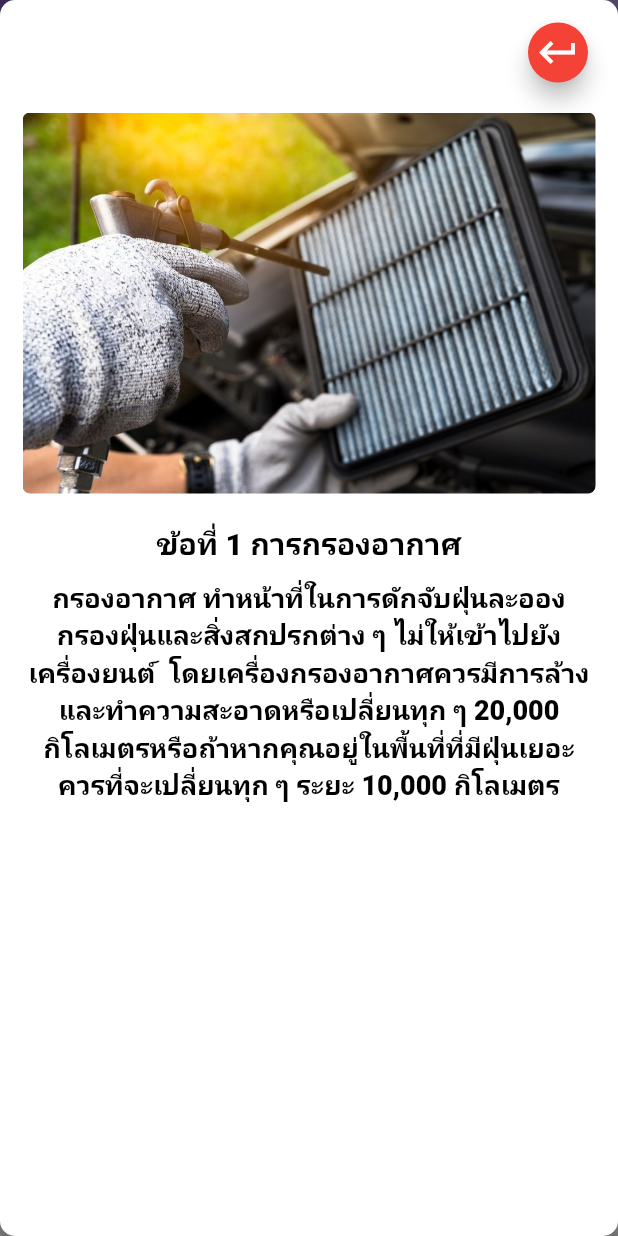
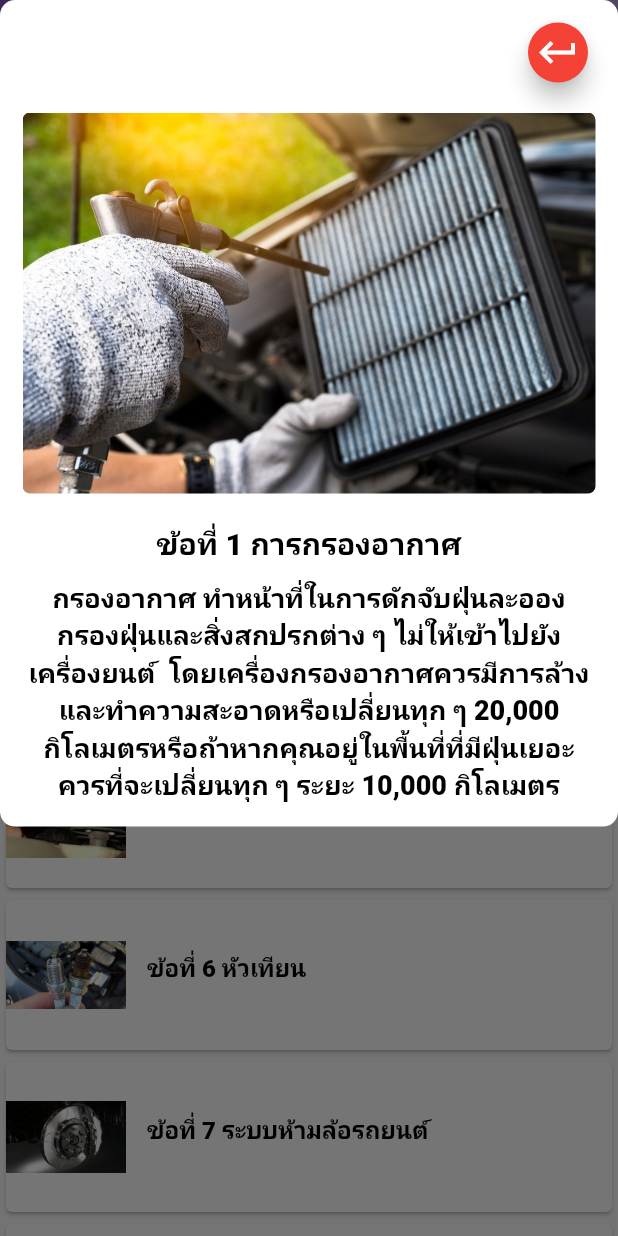
Before and after one commit to Surasit20/car-recognition, a Flutter app: the Dashboard screen opened directly, after a tap on "ข้อที่ 1 การกรองอากาศ", on a phone screen of 412 x 824 dp. Run offline on Flutter 3.47's test engine with Material 2 defaults, Android fonts, the phone set to English and light mode, and no system bars; drawn by our look-alikes of auto_size_text; our stand-ins replace carousel_slider, curved_navigation_bar, image_picker, smooth_page_indicator; missing offline and left inert: tflite; Roboto replaces fonts that are missing (Chakra).

Commit message:
edit responsive

```diff
--- a/lib/Khowledge_car/khowledge_page.dart
+++ b/lib/Khowledge_car/khowledge_page.dart
@@ -1,3 +1,4 @@
+import 'package:auto_size_text/auto_size_text.dart';
 import 'package:flutter/material.dart';
 import 'package:flutter_application_1/sizes_helpers.dart';
 
@@ -28,7 +29,7 @@ class _DashboardState extends State<Dashboard> {
     "สำหรับการเช็คลมยางซึ่งยางรถยนต์ มีหน้าที่ในการรับน้ำหนักของตัวรถทั้งคัน ที่ถ้าหากไม่ได้มีการตรวจสอบอย่างสม่ำเสมอก็อาจจะส่งผลให้เกิดปัญหาด้านการขับขี่ การเติมลมถ้าเป็นรถเก๋งส่วนใหญ่อยู่ที่ประมาณ 30–32 ปอนด์ต่อตารางนิ้ว (PSI) , ส่วนรถกระบะหากไม่มีสิ่งของที่ต้องบรรทุกควรมีแรงดันอยู่ที่ 36-38 PSI และล้อหลังอยู่ที่ 40-42 PSI แต่หากรถบรรทุกของหนักให้เพิ่มลมยางล้อหลังขึ้นเป็น 49-51 PSI เพื่อป้องกันยางระเบิด ",
     "ทำความสะอาดสายไฟ ทั้งบวกลบ และแบตเตอรี่ด้วยน้ำอุ่น และเช็ดให้แห้งอยู่เสมอตรวจเช็คทำความสะอาดขั้วแบตเตอรี่ และทาด้วยวาสลิน เพื่อป้องกับคราบขี้เกลือตรวจเช็คน้ำกลั่นสม่ำเสมอ ไม่ปล่อยให้น้ำแห้งไม่เติมน้ำกลั่นให้เกินกว่าขีดสูงสุด และต่ำกว่าขีดต่ำสุด",
     "น้ำมันเครื่อง ที่เรียกได้ว่าเป็นหัวใจสำคัญของรถยนต์ที่จะคอยทำหน้าที่หล่อลื่นชิ้นส่วนต่างๆ ช่วยระบายความร้อนให้กับเครื่อง ปกป้องชิ้นส่วนภายในของเครื่องยนต์รวมถึงชำระล้างสิ่งสกปรกการเปลี่ยนน้ำมันเครื่องควรที่จะเปลี่ยนทุก ๆ 8,000 กิโลเมตร ไม่เกิน 10,000 กิโลเมตร การตรวจเช็กระดับน้ำมันเครื่องหลังจากดับเครื่องยนต์ 2-3 นาทีให้ดึงก้านวัดเพื่อตรวจสอบระดับน้ำมันเครื่องถ้าหากระดับน้ำมันเครื่องอยู่ระหว่าง F กับ L แสดงว่าน้ำมันเครื่องของเราอยู่ในระดับปกติ ",
-    "สายพานทำหน้าส่งผ่านกำลังขับเคลื่อนให้อุปกรณ์ต่างๆ เช่นพัดลมระบายความร้อน ปั๊มน้ำ อัลเทอร์เนเตอร์ตอนใหม่อยู่จะมีความยืดหยุ่นสูง เเต่เมื่อใช้งานไปจึงค่อยๆ เกิดอาการสึกหรอ เเข็งขึน เเละเเตกจึงมีความจำเป็นที่ต้องตรวจสภาพเเละเปลี่ยนออก ทั้งนี้  ก็มีการตรวจสอบหรือปรับตั้งสายพานดังต่อไปนี้ \n 1)  ตรวจเช็คการเเตกร้าว การสึกหรอ หรือเปื้อนน้ำมัน\n 2) ตรวจดูว่าร่องสายขับสวมเข้าพอดีกับพูลเลย์หรือไม่",
+    "สายพานทำหน้าส่งผ่านกำลังขับเคลื่อนให้อุปกรณ์ต่างๆ เช่นพัดลมระบายความร้อน ปั๊มน้ำ อัลเทอร์เนเตอร์ตอนใหม่อยู่จะมีความยืดหยุ่นสูง เเต่เมื่อใช้งานไปจึงค่อยๆ เกิดอาการสึกหรอ เเข็งขึน เเละเเตกจึงมีความจำเป็นที่ต้องตรวจสภาพเเละเปลี่ยนออก ทั้งนี้  ก็มีการตรวจสอบหรือปรับตั้งสายพานดังต่อไปนี้ \n 1)  ตรวจเช็คการเเตกร้าว การสึกหรอ หรือเปื้อนน้ำมัน \n 2) ตรวจดูว่าร่องสายขับสวมเข้าพอดีกับพูลเลย์หรือไม่",
     "หัวเทียน เป็นอุปกรณ์ทำหน้าที่ในการ “จุดระเบิด” ให้กับเครื่องยนต์ เป็นกลไกสำคัญของเครื่องยนต์เบนซิน รวมถึง แก๊ส และ ก๊าซ ที่ถ้าหากคุณใช้เครื่องยนต์เบนซินควรที่จะมีการหมั่นตรวจสอบอยู่เสมอ ในรถยนต์บางคันสามารถใช้งานได้เกิน 100,000 กิโลเมตร จึงจะเริ่มแสดงอาการที่ผิดปกติ โดยให้คุณสังเกตอาการเกี่ยวกับความผิดปกติเมื่อหัวเทียนจะหมดอายุการใช้งาน ได้แก่ น้ำมันสิ้นเปลืองมากกว่าปกติ, เร่งรถแซงแล้วพุ่งไปไม่เร็วเหมือนเดิม หรือ รอบเดินมีอาการเบาและสั่นเนื่องจากหัวเทียนมีการจุดระเบิดไม่เต็มที่",
     "รอบการเช็กระบบเบรกสำหรับชุดเบรกล้อหน้าควรตรวจเช็กเมื่อขับขี่ถึงระยะ 5,000 กิโลเมตร หรือทุก 6 เดือน ส่วนชุดเบรกล้อหลังควรตรวจเช็กเมื่อขับขี่ถึงระยะ 10,000 กิโลเมตร หรือทุก 6 เดือนเช่นกัน ท่อน้ำมันเบรกควรเช็กเมื่อขับขี่ถึงระยะ 10,000 กิโลเมตร หรือทุก 6 เดือน เนื่องจากเมื่อใช้งานมาระยะหนึ่งท่อน้ำมันเบรกอาจเกิดการรั่วซึมได้ ในส่วนน้ำมันเบรกควรเช็กเมื่อขับขี่ถึงระยะ 40,000 กิโลเมตร หรือทุก 24 เดือน ซึ่งหากใช้งานน้ำมันเบรกที่เสื่อมคุณภาพก็อาจส่งผลต่อประสิทธิภาพในการเบรกได้",
     "กระจกรถยนต์ เป็นสิ่งแสดงทัศนะวิสัยของผู้ขับขี่ให้มองเห็นเส้นทางได้อย่างชัดเจน ดังนั้นเราไม่ควรปล่อยให้กระจกรถมีความขุ่นมัวหรือเป็นรอย เพราะนั่นจะทำให้เกิดอุบัติเหตุได้เนื่องจากวิสัยทัศการมอง \n 1)วิธีการเช็ดกระจกรถ การใช้กระดาษหนังสือพิมพ์กับน้ำยาเช็ดกระจกยังเป็นตัวเลือกแรกที่นับว่าดีที่สุดทำให้กระจกมีความใสเหมือนกัน  2)กระจกเป็นรอยหลีกหนีการใช้งานยางต่างๆ ที่เสื่อมสภาพ ใบปัดน้ำฝนที่เสื่อม เพราะนั่นคือสาเหตุที่ทำให้กระจกเป็นรอยควรระมันระวังและรักษาอุปกรณ์ที่เกี่ยวข้อง",
@@ -72,7 +73,9 @@ class _DashboardState extends State<Dashboard> {
           ),
         ),
       ),
-      body: ListView.builder(
+      body: Container(
+        width: displayWidth(context),
+        child: ListView.builder(
           itemCount: imgList.length,
           itemBuilder: (context, index) {
             return GestureDetector(
@@ -87,23 +90,25 @@ class _DashboardState extends State<Dashboard> {
                 color: Colors.white,
                 child: Row(
                   children: <Widget>[
+
                     Container(
-                    width: 100,
+
+                    width: 80,
                     height: 100,
-                    child: Image.asset(imgList[index]),
-                  ),
+                    child: Image.asset(imgList[index])),
                     Padding(
                       padding: const EdgeInsets.all(10.0),
                       child: Column(
                         crossAxisAlignment: CrossAxisAlignment.start,
                         children: <Widget>[
-                        Text(
+                          AutoSizeText(
                             titleList[index],
                             style: TextStyle(
                                 fontSize: 16,
                                 color: Colors.black, //สีตัวหนังสือข้อ 1-9
                                 fontWeight: FontWeight.bold,
                                 fontFamily: 'Chakra'),
+                                minFontSize: 14,
                           ),
                           SizedBox(
                             height: 10,
@@ -120,6 +125,7 @@ class _DashboardState extends State<Dashboard> {
             );
           },
         ),
+      ),
     );
   }
 }
@@ -131,8 +137,8 @@ showDialogFunc(context, img, title, desc) {
   return showDialog(
     context: context,
     builder: (context) {
-      return Container(
-        child: SingleChildScrollView(
+      return SingleChildScrollView(
+        child: Container(
           child: Material(
             type: MaterialType.transparency,
             child: Container(
@@ -141,8 +147,8 @@ showDialogFunc(context, img, title, desc) {
                 color: Colors.white, //พื้นหลังสีขาว box เนื้้อหา
               ),
               padding: EdgeInsets.all(15), //ขนาดความสูง
-              height:
-                  displayHeight(context) - MediaQuery.of(context).padding.top,
+             // height: displayHeight(context) - MediaQuery.of(context).padding.top,
+
 
               width: MediaQuery.of(context).size.width * 1,
               child: Column(
@@ -191,13 +197,16 @@ showDialogFunc(context, img, title, desc) {
                   SizedBox(
                     height: 20,
                   ),
-                  Text(
+                  AutoSizeText(
                     title, //หัวข้อในส่วนเนื้อหา
                     style: TextStyle(
                         fontSize: 20,
+
                         color: Colors.black,
                         fontWeight: FontWeight.bold,
                         fontFamily: 'Chakra'),
+                        minFontSize: 18,
+
                   ),
                   SizedBox(
                     height: 10,
@@ -209,7 +218,7 @@ showDialogFunc(context, img, title, desc) {
                     child: Align(
                       //ส่วนของการจัดเนื้อหา
                       alignment: Alignment.center,
-                      child: Text(
+                      child: AutoSizeText(
                         desc,
                         maxLines: 100,
                         style: TextStyle(
@@ -217,6 +226,10 @@ showDialogFunc(context, img, title, desc) {
                             color: Colors.black,
                             fontWeight: FontWeight.bold,
                             fontFamily: 'Chakra'),
+                        minFontSize: 14,
+                        overflow: TextOverflow.ellipsis,
+
+
                         textAlign: TextAlign.center,
                       ),
                     ),
--- a/pubspec.yaml
+++ b/pubspec.yaml
@@ -39,7 +39,7 @@ dependencies:
   smooth_page_indicator: ^1.0.0+2
   http: ^0.13.4
   size: ^1.0.5+1
-
+  auto_size_text: ^3.0.0
 dev_dependencies:
   flutter_test:
     sdk: flutter
```
Also changed, not shown: lib/Bottombar/home_page.dart (+7 -2 lines), lib/Home/Newselectcar.dart (+35 -54 lines), lib/How to use app/guidetakeimage.dart (+10 -12 lines), lib/How to use app/titleuseapp.dart (+10 -12 lines), pubspec.lock. Lines whose indentation alone changed are shown as unchanged.
